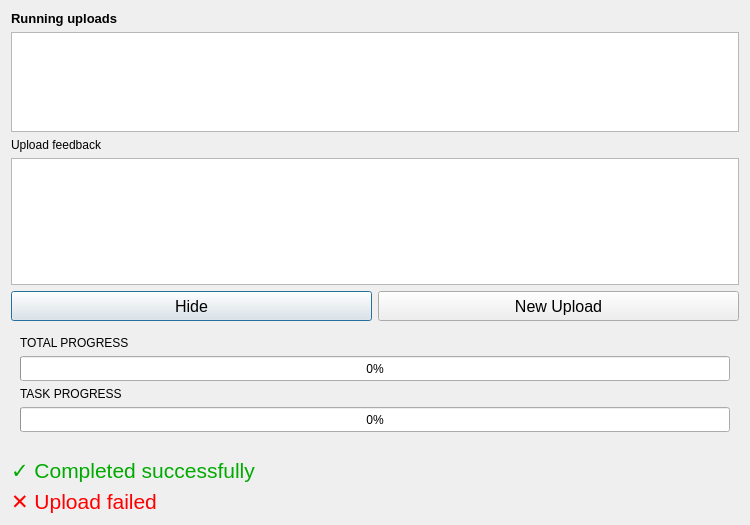
Above: threedi_models_and_simulations/ui/upload_overview.ui from nens/threedi-api-qgis-client before the change. Below: the same form after it.
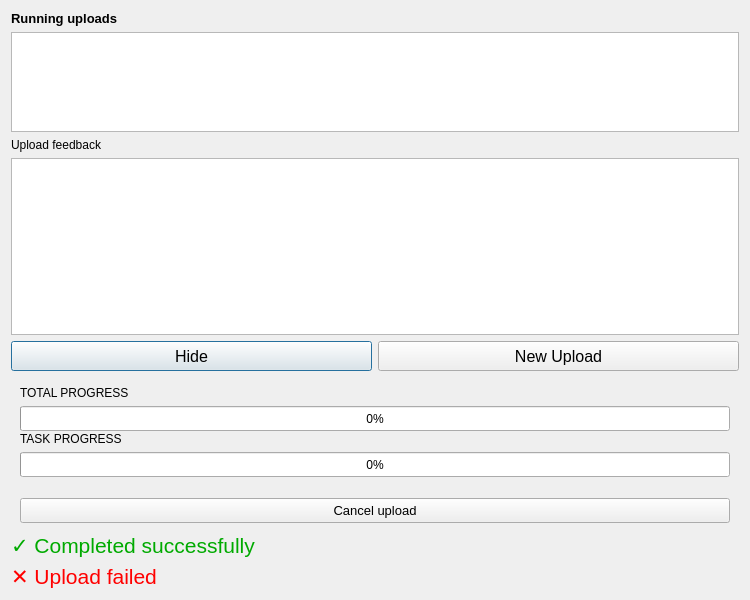
That is the form after the change.

Commit message: Added option to cancel schematisation upload.

Patch:
```diff
--- a/threedi_models_and_simulations/ui/upload_overview.ui
+++ b/threedi_models_and_simulations/ui/upload_overview.ui
@@ -7,13 +7,13 @@
     <x>0</x>
     <y>0</y>
     <width>750</width>
-    <height>525</height>
+    <height>600</height>
    </rect>
   </property>
   <property name="minimumSize">
    <size>
-    <width>600</width>
-    <height>300</height>
+    <width>750</width>
+    <height>600</height>
    </size>
   </property>
   <property name="font">
@@ -122,11 +122,26 @@
        <height>125</height>
       </size>
      </property>
-     <layout class="QFormLayout" name="formLayout_2">
-      <item row="0" column="0">
-       <widget class="QLabel" name="label">
-        <property name="text">
-         <string>TOTAL PROGRESS</string>
+     <layout class="QGridLayout" name="gridLayout_2">
+      <property name="bottomMargin">
+       <number>9</number>
+      </property>
+      <property name="spacing">
+       <number>6</number>
+      </property>
+      <item row="3" column="0" colspan="2">
+       <widget class="QProgressBar" name="pbar_current_task">
+        <property name="minimumSize">
+         <size>
+          <width>0</width>
+          <height>25</height>
+         </size>
+        </property>
+        <property name="maximum">
+         <number>100</number>
+        </property>
+        <property name="value">
+         <number>0</number>
         </property>
        </widget>
       </item>
@@ -150,22 +165,45 @@
         </property>
        </widget>
       </item>
-      <item row="3" column="0" colspan="2">
-       <widget class="QProgressBar" name="pbar_current_task">
+      <item row="0" column="0">
+       <widget class="QLabel" name="label">
+        <property name="text">
+         <string>TOTAL PROGRESS</string>
+        </property>
+       </widget>
+      </item>
+      <item row="5" column="0" colspan="2">
+       <widget class="QPushButton" name="pb_cancel_upload">
         <property name="minimumSize">
          <size>
           <width>0</width>
           <height>25</height>
          </size>
         </property>
-        <property name="maximum">
-         <number>100</number>
+        <property name="font">
+         <font>
+          <family>Segoe UI</family>
+          <pointsize>10</pointsize>
+         </font>
         </property>
-        <property name="value">
-         <number>0</number>
+        <property name="text">
+         <string>Cancel upload</string>
         </property>
        </widget>
       </item>
+      <item row="4" column="0">
+       <spacer name="horizontalSpacer">
+        <property name="orientation">
+         <enum>Qt::Horizontal</enum>
+        </property>
+        <property name="sizeHint" stdset="0">
+         <size>
+          <width>40</width>
+          <height>20</height>
+         </size>
+        </property>
+       </spacer>
+      </item>
      </layout>
     </widget>
    </item>
```
The commit also changes 9 other files.
